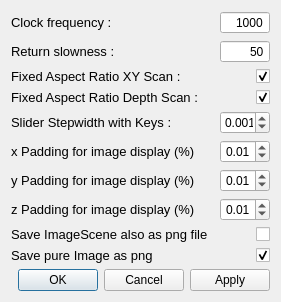
Old version of the form gui/Confocal/ConfocalSettingsUI.ui in the repository Ulm-IQO/qudi.
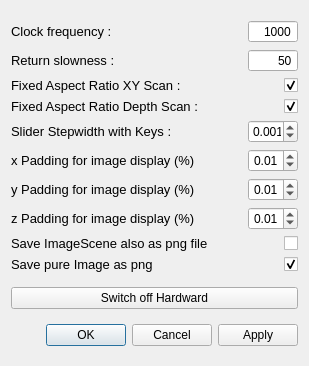
New version of the form.

Commit message:
indrodued a button in the confocal settings that switched off all hardware connections.
This kills everything working on the nidaq. So I made this also more resilient to errors and made it come out of its locked state.

Even if if throws numerous errors when trying, you can use everything normally after the hardware reset (just restart the counter twice).

This also means that you should not touch qudi while running diqo since this will try to put the hardware focus back on qudi and will throw even more errors.

```diff
--- a/gui/Confocal/ConfocalSettingsUI.ui
+++ b/gui/Confocal/ConfocalSettingsUI.ui
@@ -6,8 +6,8 @@
    <rect>
     <x>0</x>
     <y>0</y>
-    <width>281</width>
-    <height>287</height>
+    <width>309</width>
+    <height>366</height>
    </rect>
   </property>
   <property name="windowTitle">
@@ -472,7 +472,7 @@
      </item>
     </layout>
    </item>
-   <item row="1" column="1">
+   <item row="2" column="1">
     <widget class="QDialogButtonBox" name="buttonBox">
      <property name="orientation">
       <enum>Qt::Horizontal</enum>
@@ -482,6 +482,13 @@
      </property>
     </widget>
    </item>
+   <item row="1" column="1">
+    <widget class="QPushButton" name="hardware_switch">
+     <property name="text">
+      <string>Switch off Hardward</string>
+     </property>
+    </widget>
+   </item>
   </layout>
  </widget>
  <tabstops>
```
Left out of the diff: 7 changed lines with no effect on the pictures. The commit also changes 7 other files.
